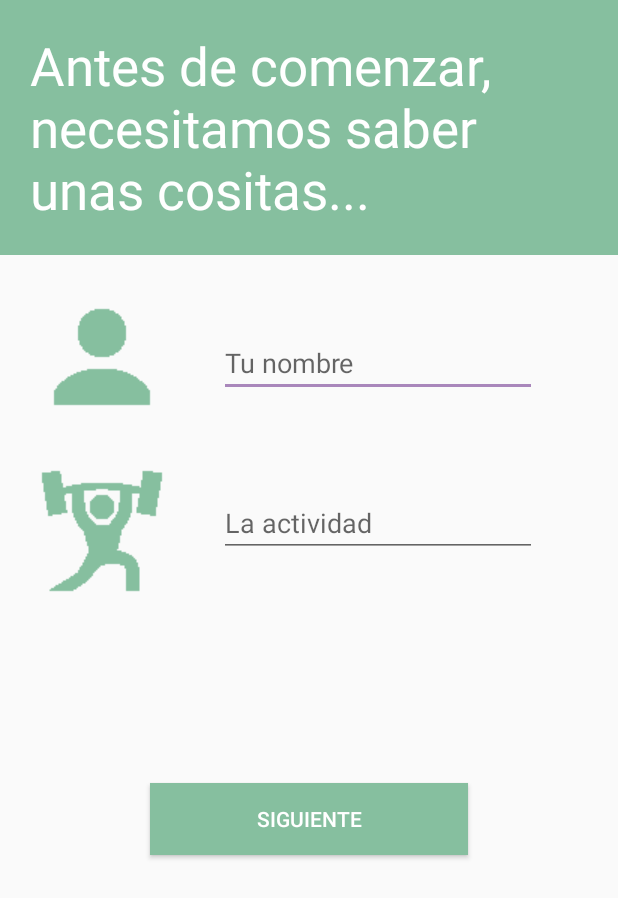
After one commit to TfgReconocimientoPulseras/TrainAppTFG, an Android app: the RecogerDatosFormulario screen opened directly, with no data from a screen before it, on a phone screen of 412 x 824 dp. The commit adds this screen. Shown: the top 898 px of the screen. Run offline under Robolectric (Android 15) with nearby library versions, the phone set to English and light mode, and no system bars.

Commit message:
- Mejorado apariencia visual para la vista de recogerDatos (ahora está compuesta por varias actividades con sus respectivas vistas. - Ahora solo se puede escribir el nombre de la persona y la actividad a realizar (ya no se puede modificar la frecuencua ni el número de archivos desde la aplicación). - Ahora la recogida de datos para guardar en fichero se realiza en tres partes, donde por cada finalización de cada parte se avisa al usuario por pop-up y notificación (revisar el funcionamiento de las notificaciones, ya que rompe flujo) de que debe volver a repetir el ejercicio. - La modificación del funcionamiento conlleva que cuando finalice el tiempo mientras se recogen datos, los sensores se desactivan y por ende, las listas con los datos no se modifican.

```diff
--- /dev/null
+++ b/app/src/main/java/com/example/ivana/trainapptfg/RecogerDatosFormulario.java
@@ -0,0 +1,55 @@
+package com.example.ivana.trainapptfg;
+
+import android.app.Activity;
+import android.content.Intent;
+import android.os.Bundle;
+import android.view.View;
+import android.widget.Button;
+import android.widget.EditText;
+import android.widget.Toast;
+
+
+public class RecogerDatosFormulario extends Activity {
+
+    //ELEMENTOS GRÁFICOS//////////////////////////////////////////////////////////////////////////////////////////////
+    private Button botonNext;
+    private EditText textNombre;
+    private EditText textActividad;
+
+    //DATOS FORMULARIO////////////////////////////////////////////////////////////////////////////////////////////////
+    private String nameUser;
+    private String nameActivity;
+
+    //////////////////////////////////////////////////////////////////////////////////////////////////////////////////
+
+    protected void onCreate(Bundle savedInstanceState){
+        super.onCreate(savedInstanceState);
+        setContentView(R.layout.activity_recoger_datos_formulario);
+
+        this.botonNext = (Button)findViewById(R.id.buttonNextForumulario);
+        this.textNombre = (EditText)findViewById(R.id.nombreUsuFormulario);
+        this.textActividad = (EditText)findViewById(R.id.nombreActFormulario);
+
+    }
+
+    protected void onResume() {
+
+        super.onResume();
+    }
+
+    public void onClickButtonNext(View view) {
+
+        this.nameUser = this.textNombre.getText().toString();
+        this.nameActivity = this.textActividad.getText().toString();
+
+        if(this.nameUser.equals("") || this.nameActivity.equals("")){
+            Toast.makeText(this, "¡Rellene todos los campos!", Toast.LENGTH_LONG);
+        }
+        else{
+            Intent recogida = new Intent (RecogerDatosFormulario.this, RecogerDatosRecogida.class);
+            recogida.putExtra("nombreUsu", this.nameUser);
+            recogida.putExtra("nombreAct", this.nameActivity);
+            startActivity(recogida);
+        }
+    }
+}
--- /dev/null
+++ b/app/src/main/res/layout/activity_recoger_datos_formulario.xml
@@ -0,0 +1,106 @@
+<?xml version="1.0" encoding="utf-8"?>
+<LinearLayout xmlns:android="http://schemas.android.com/apk/res/android"
+    xmlns:tools="http://schemas.android.com/tools"
+    android:orientation="vertical" android:layout_width="match_parent"
+    android:layout_height="match_parent">
+
+    <LinearLayout
+        android:layout_width="match_parent"
+        android:layout_height="wrap_content"
+        android:background="@color/colorPrimary"
+        android:orientation="horizontal">
+
+        <TextView
+            android:id="@+id/textView8"
+            android:layout_width="match_parent"
+            android:layout_height="wrap_content"
+            android:layout_marginBottom="20dp"
+            android:layout_marginLeft="20dp"
+            android:layout_marginRight="20dp"
+            android:layout_marginTop="20dp"
+            android:layout_weight="1"
+            android:text="Antes de comenzar, necesitamos saber unas cositas..."
+            android:textColor="#FFFFFF"
+            android:textSize="35dp" />
+    </LinearLayout>
+
+    <GridLayout
+        android:layout_width="match_parent"
+        android:layout_height="wrap_content"
+        android:columnCount="2"
+        android:rowCount="6">
+
+        <TextView
+            android:id="@+id/textView6"
+            android:layout_width="wrap_content"
+            android:layout_height="wrap_content"
+            android:layout_column="0"
+            android:layout_marginLeft="20dp"
+            android:layout_marginRight="30dp"
+            android:layout_marginTop="20dp"
+            android:layout_row="0"
+            android:layout_rowSpan="2"
+            android:background="@drawable/ico_usu" />
+
+        <TextView
+            android:id="@+id/textView7"
+            android:layout_width="wrap_content"
+            android:layout_height="wrap_content"
+            android:layout_column="0"
+            android:layout_marginBottom="20dp"
+            android:layout_marginLeft="20dp"
+            android:layout_marginRight="30dp"
+            android:layout_marginTop="20dp"
+            android:layout_row="2"
+            android:layout_rowSpan="2"
+            android:background="@drawable/ico_activ" />
+
+        <EditText
+            android:id="@+id/nombreUsuFormulario"
+            android:layout_width="wrap_content"
+            android:layout_height="wrap_content"
+            android:layout_column="1"
+            android:layout_marginBottom="20dp"
+            android:layout_marginTop="49dp"
+            android:layout_marginRight="200dp"
+            android:layout_row="0"
+            android:ems="10"
+            android:inputType="textPersonName"
+            android:hint="Tu nombre"/>
+
+        <EditText
+            android:id="@+id/nombreActFormulario"
+            android:layout_width="wrap_content"
+            android:layout_height="wrap_content"
+            android:layout_column="1"
+            android:layout_marginBottom="40dp"
+            android:layout_marginTop="40dp"
+            android:layout_marginRight="200dp"
+            android:layout_row="2"
+            android:ems="10"
+            android:inputType="textPersonName"
+            android:hint="La actividad" />
+
+    </GridLayout>
+
+    <LinearLayout
+        android:layout_width="match_parent"
+        android:layout_height="match_parent"
+        android:orientation="horizontal">
+
+        <Button
+            android:id="@+id/buttonNextForumulario"
+            android:layout_width="wrap_content"
+            android:layout_height="wrap_content"
+            android:layout_marginBottom="15dp"
+            android:layout_marginLeft="100dp"
+            android:layout_marginRight="100dp"
+            android:layout_marginTop="100dp"
+            android:layout_weight="0.27"
+            android:background="#86BF9F"
+            android:onClick="onClickButtonNext"
+            android:text="Siguiente"
+            android:textColor="#FFFFFF" />
+    </LinearLayout>
+
+</LinearLayout>
--- a/app/src/main/res/layout/fragment_reconocer_actividad.xml
+++ b/app/src/main/res/layout/fragment_reconocer_actividad.xml
@@ -18,7 +18,7 @@
         android:text="Run" />
 
     <android.support.design.widget.FloatingActionButton
-        android:id="@+id/fab"
+        android:id="@+id/anadirAct"
         android:layout_width="61dp"
         android:layout_height="62dp"
         android:layout_gravity="bottom|end"
--- a/app/src/main/res/values/colors.xml
+++ b/app/src/main/res/values/colors.xml
@@ -1,8 +1,8 @@
 <?xml version="1.0" encoding="utf-8"?>
 <resources>
-    <color name="colorPrimary">#3ab890</color>
-    <color name="colorPrimaryDark">#309f92</color>
-    <color name="colorAccent">#ff4081</color>
+    <color name="colorPrimary">#86bf9f</color>
+    <color name="colorPrimaryDark">#71aa96</color>
+    <color name="colorAccent">#a987bb</color>
     <color name="colorWhite">#ffffff</color>
     <color name="colorBlack">#000000</color>
 </resources>
```
Also changed, not shown: app/src/main/AndroidManifest.xml (+12 -0 lines), app/src/main/java/com/example/ivana/trainapptfg/RecogerDatosBienvenida.java (added, +30 -0 lines), app/src/main/java/com/example/ivana/trainapptfg/RecogerDatosRecogida.java (renamed from app/src/main/java/com/example/ivana/trainapptfg/RecogerDatos.java, +122 -108 lines), app/src/main/java/com/example/ivana/trainapptfg/fragments/ReconocerActividadFragment.java (+14 -0 lines), app/src/main/res/layout/activity_recoger_datos.xml (deleted, +0 -92 lines), app/src/main/res/layout/activity_recoger_datos_bienvenida.xml (added, +56 -0 lines), app/src/main/res/layout/activity_recoger_datos_recogida.xml (added, +89 -0 lines), app/src/main/res/drawable/fondo_formulario_act.png (added), app/src/main/res/drawable/ico_activ.png (added), app/src/main/res/drawable/ico_play.png (added), app/src/main/res/drawable/ico_temp.png (added), app/src/main/res/drawable/ico_usu.png (added).
